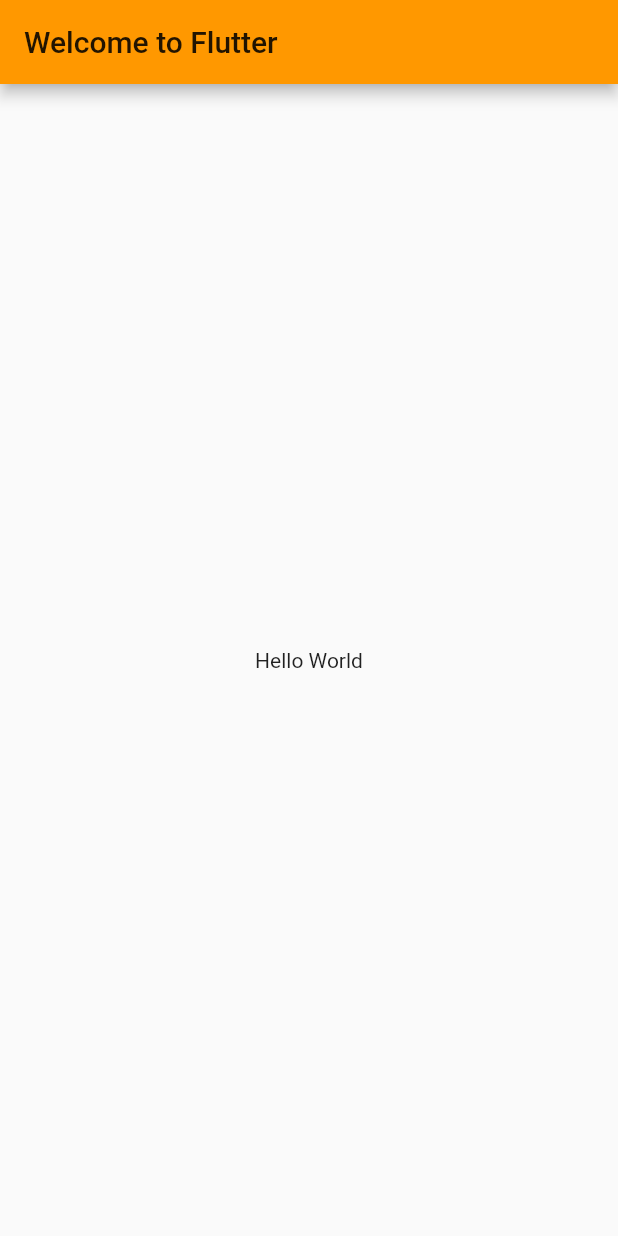
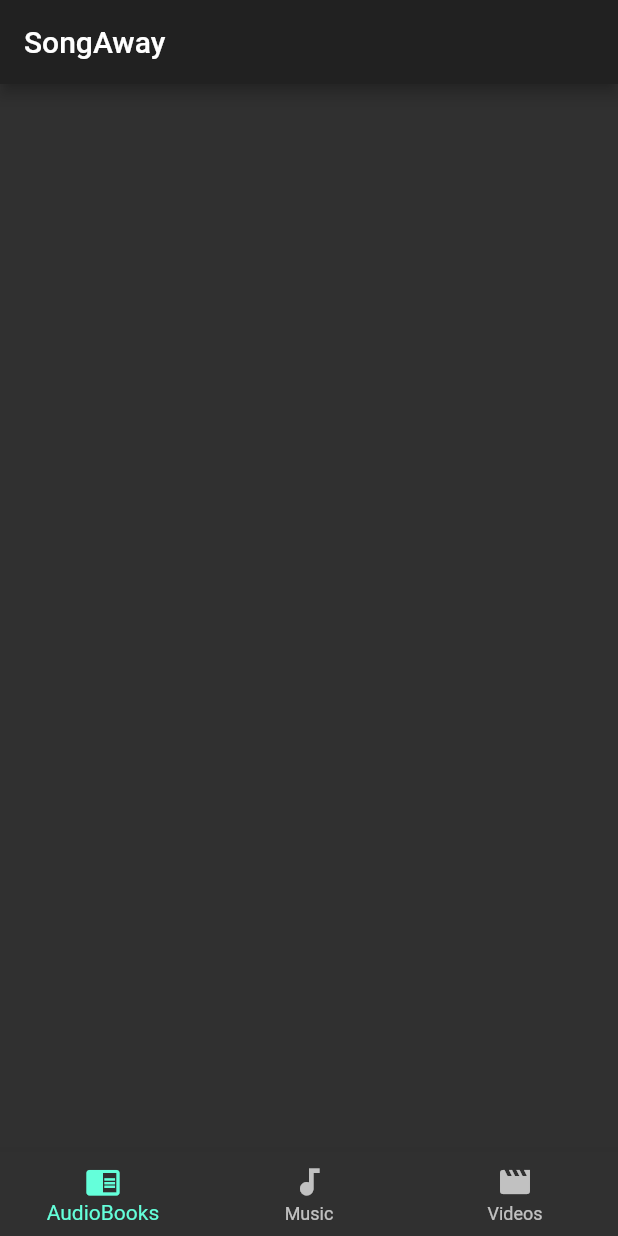
Before and after one commit to romdj/songaway_app, a Flutter app: the screen it shows after launch, on a phone screen of 412 x 824 dp. Run offline on Flutter 3.47's test engine with Material 2 defaults, Android fonts, the phone set to English and light mode, and no system bars.

```diff
--- /dev/null
+++ b/lib/controller/music/song.dart
@@ -0,0 +1,5 @@
+// import '../SAState.dart';
+
+class Song {
+
+}
--- a/lib/main.dart
+++ b/lib/main.dart
@@ -1,24 +1,67 @@
 import 'package:flutter/material.dart';
 
-void main() => runApp(MyApp());
+void main() {
+  runApp(new MyApp());
+}
+class MyApp extends StatelessWidget {
 
-class MyApp extends StatelessWidget {
   @override
   Widget build(BuildContext context) {
-    return MaterialApp(
-      title: 'Welcome to Flutter',
-      theme: new ThemeData(
-        primarySwatch: Colors.orange,
-      ),
-      // theme: new ThemeData.dark(),
-      home: Scaffold(
-        appBar: AppBar(
-          title: Text('Welcome to Flutter'),
-        ),
-        body: Center(
-          child: Text('Hello World'),
-        ),
-      ),
+    return new MaterialApp(
+      title: 'SongAway',
+      theme: new ThemeData.dark(),
+      // theme: new ThemeData(
+        // primarySwatch: Colors.blue,
+        // primaryColor: const Color(0x9e1f17),
+        // accentColor: const Color(0x9e1f17),
+        // canvasColor: const Color(0xFFfafafa),
+      // ),
+      home: new MyHomePage(),
     );
   }
 }
+
+class MyHomePage extends StatefulWidget {
+  MyHomePage({Key key}) : super(key: key);
+  @override
+  _MyHomePageState createState() => new _MyHomePageState();
+}
+
+class _MyHomePageState extends State<MyHomePage> {
+    @override
+    Widget build(BuildContext context) {
+      return new Scaffold(
+        appBar: new AppBar(
+          title: new Text('SongAway'),
+          ),
+        body:
+          new Container(
+            child:
+              new ListView(
+              ),
+
+            padding: const EdgeInsets.all(0.0),
+            alignment: Alignment.center,
+          ),
+
+        bottomNavigationBar: new BottomNavigationBar(
+          items: [
+            new BottomNavigationBarItem(
+              icon: const Icon(Icons.chrome_reader_mode),
+              title: new Text('AudioBooks'),
+            ),
+
+            new BottomNavigationBarItem(
+              icon: const Icon(Icons.audiotrack),
+              title: new Text('Music'),
+            ),
+
+            new BottomNavigationBarItem(
+              icon: const Icon(Icons.movie),
+              title: new Text('Videos'),
+            )
+          ]
+        ),
+      );
+    }
+}
--- a/lib/music/song.dart
+++ /dev/null
@@ -1,5 +0,0 @@
-import '../SAState.dart';
-
-class Song implements SAState {
-
-}
```
Also changed, not shown: lib/main2.dart (deleted, +0 -140 lines), lib/controller/audiobook/book.dart (added), lib/controller/video/video.dart (added).
